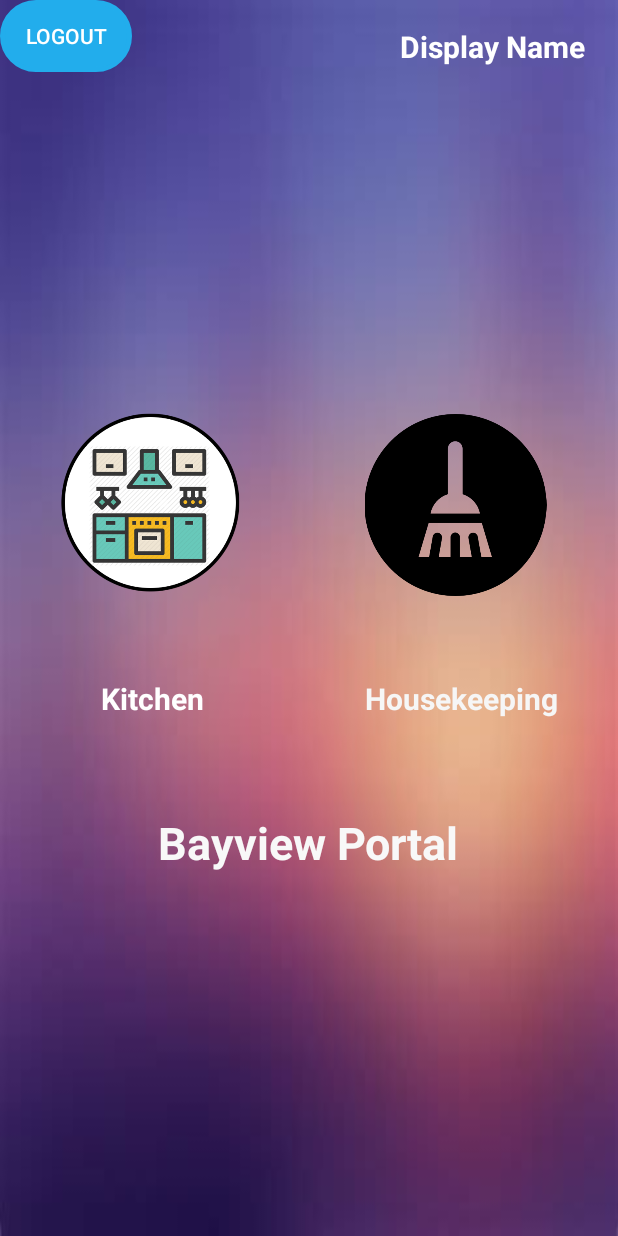
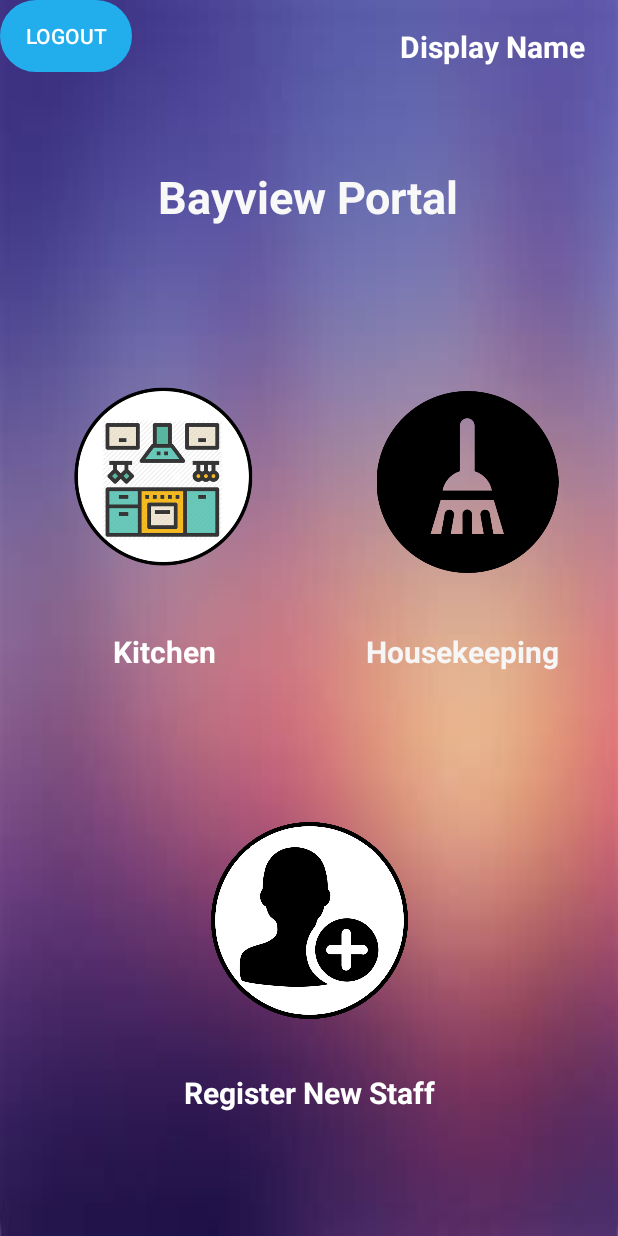
Before and after one commit to wota-n/BayviewHotel, an Android app: the PortalActivity screen opened directly, with no data from a screen before it, on a phone screen of 412 x 824 dp. Run offline under Robolectric (Android 15) with nearby library versions, the phone set to English and light mode, and no system bars; our stand-ins replace Firebase (no records; nobody signed in at launch, a user with empty details on screens opened directly).

Commit message:
improve portal interface and working portals

```diff
--- a/app/src/main/java/com/inti/bayviewhotel/PortalActivity.java
+++ b/app/src/main/java/com/inti/bayviewhotel/PortalActivity.java
@@ -7,6 +7,7 @@ import android.content.Intent;
 import android.os.Bundle;
 import android.view.View;
 import android.widget.Button;
+import android.widget.ImageView;
 import android.widget.TextView;
 import android.widget.Toast;
 
@@ -20,12 +21,13 @@ import com.google.firebase.database.ValueEventListener;
 
 import org.w3c.dom.Text;
 
-public class PortalActivity extends AppCompatActivity {
+public class PortalActivity extends AppCompatActivity implements View.OnClickListener {
 
     private Button logout;
 
     private FirebaseUser user;
     private DatabaseReference reference;
+    private ImageView staffImage;
 
     private String userID;
 
@@ -34,6 +36,8 @@ public class PortalActivity extends AppCompatActivity {
         super.onCreate(savedInstanceState);
         setContentView(R.layout.activity_portal);
 
+
+        // Add Logout button
         logout = (Button) findViewById(R.id.logout);
 
         logout.setOnClickListener(new View.OnClickListener(){
@@ -45,6 +49,7 @@ public class PortalActivity extends AppCompatActivity {
             }
         });
 
+        // Display current logged in user
         user = FirebaseAuth.getInstance().getCurrentUser();
         reference = FirebaseDatabase.getInstance().getReference("Users");
         userID = user.getUid();
@@ -68,5 +73,35 @@ public class PortalActivity extends AppCompatActivity {
                 Toast.makeText(PortalActivity.this, "Something wrong happened", Toast.LENGTH_LONG).show();
             }
         });
+
+        // Image view as navigation. Declare variables here
+
+        staffImage = (ImageView) findViewById(R.id.staffImage);
+        staffImage.setOnClickListener(this);
+
+        // housekeepingImage = (ImageView) findViewById(R.id.housekeepingImage);
+        //housekeepingImage.setOnClickListener(this);
+
+        // kitchenImage = (ImageView) findViewById(R.id.kitchenImage);
+        //kitchenImage.setOnClickListener(this);
+    }
+
+    @Override
+    public void onClick(View view) {
+        switch (view.getId()){
+            case R.id.staffImage:
+                startActivity(new Intent(this, RegisterUsers.class));
+                break;
+
+            case R.id.housekeepingImage:
+                //startActivity(new Intent(this, <ActivityNameHere>.class));
+                //example: startActivity(new Intent(this, HousekeepingActivity.class));
+                break;
+
+            case R.id.kitchenImage:
+                //startActivity(new Intent(this, <ActivityNameHere>.class));
+                //example: startActivity(new Intent(this, KitchenActivity.class));
+                break;
+        }
     }
 }
--- a/app/src/main/res/layout/activity_portal.xml
+++ b/app/src/main/res/layout/activity_portal.xml
@@ -17,10 +17,10 @@
         android:textStyle="bold"
         app:layout_constraintBottom_toBottomOf="parent"
         app:layout_constraintEnd_toEndOf="parent"
-        app:layout_constraintHorizontal_bias="0.197"
+        app:layout_constraintHorizontal_bias="0.219"
         app:layout_constraintStart_toStartOf="parent"
         app:layout_constraintTop_toTopOf="parent"
-        app:layout_constraintVertical_bias="0.567" />
+        app:layout_constraintVertical_bias="0.528" />
 
     <TextView
         android:id="@+id/textView2"
@@ -32,10 +32,10 @@
         android:textStyle="bold"
         app:layout_constraintBottom_toBottomOf="parent"
         app:layout_constraintEnd_toEndOf="parent"
-        app:layout_constraintHorizontal_bias="0.859"
+        app:layout_constraintHorizontal_bias="0.861"
         app:layout_constraintStart_toStartOf="parent"
         app:layout_constraintTop_toTopOf="parent"
-        app:layout_constraintVertical_bias="0.567" />
+        app:layout_constraintVertical_bias="0.528" />
 
     <Button
         android:id="@+id/logout"
@@ -81,27 +81,27 @@
         app:layout_constraintVertical_bias="0.587" />
 
     <ImageView
-        android:id="@+id/imageView2"
+        android:id="@+id/kitchenImage"
         android:layout_width="147dp"
         android:layout_height="148dp"
-        app:layout_constraintBottom_toTopOf="@+id/textView"
+        app:layout_constraintBottom_toBottomOf="parent"
         app:layout_constraintEnd_toEndOf="parent"
-        app:layout_constraintHorizontal_bias="0.098"
+        app:layout_constraintHorizontal_bias="0.132"
         app:layout_constraintStart_toStartOf="parent"
         app:layout_constraintTop_toBottomOf="@+id/logout"
-        app:layout_constraintVertical_bias="0.841"
+        app:layout_constraintVertical_bias="0.315"
         app:srcCompat="@drawable/kitchen" />
 
     <ImageView
-        android:id="@+id/imageView3"
+        android:id="@+id/housekeepingImage"
         android:layout_width="138dp"
         android:layout_height="121dp"
-        app:layout_constraintBottom_toTopOf="@+id/textView2"
+        app:layout_constraintBottom_toBottomOf="parent"
         app:layout_constraintEnd_toEndOf="parent"
-        app:layout_constraintHorizontal_bias="0.61"
-        app:layout_constraintStart_toEndOf="@+id/imageView2"
+        app:layout_constraintHorizontal_bias="0.886"
+        app:layout_constraintStart_toStartOf="parent"
         app:layout_constraintTop_toBottomOf="@+id/displayName"
-        app:layout_constraintVertical_bias="0.808"
+        app:layout_constraintVertical_bias="0.328"
         app:srcCompat="@drawable/housekeeping" />
 
     <TextView
@@ -117,5 +117,31 @@
         app:layout_constraintHorizontal_bias="0.497"
         app:layout_constraintStart_toStartOf="parent"
         app:layout_constraintTop_toTopOf="parent"
-        app:layout_constraintVertical_bias="0.691" />
+        app:layout_constraintVertical_bias="0.141" />
+
+    <TextView
+        android:id="@+id/textView7"
+        android:layout_width="wrap_content"
+        android:layout_height="wrap_content"
+        android:text="Register New Staff"
+        android:textColor="#FFFFFF"
+        android:textSize="20sp"
+        android:textStyle="bold"
+        app:layout_constraintBottom_toBottomOf="parent"
+        app:layout_constraintEnd_toEndOf="parent"
+        app:layout_constraintStart_toStartOf="parent"
+        app:layout_constraintTop_toTopOf="parent"
+        app:layout_constraintVertical_bias="0.897" />
+
+    <ImageView
+        android:id="@+id/staffImage"
+        android:layout_width="135dp"
+        android:layout_height="131dp"
+        app:layout_constraintBottom_toBottomOf="parent"
+        app:layout_constraintEnd_toEndOf="parent"
+        app:layout_constraintStart_toStartOf="parent"
+        app:layout_constraintTop_toTopOf="parent"
+        app:layout_constraintVertical_bias="0.791"
+        app:srcCompat="@drawable/staff" />
+
 </androidx.constraintlayout.widget.ConstraintLayout>
```
Also changed, not shown: app/src/main/res/drawable-v24/staff.png (added).
